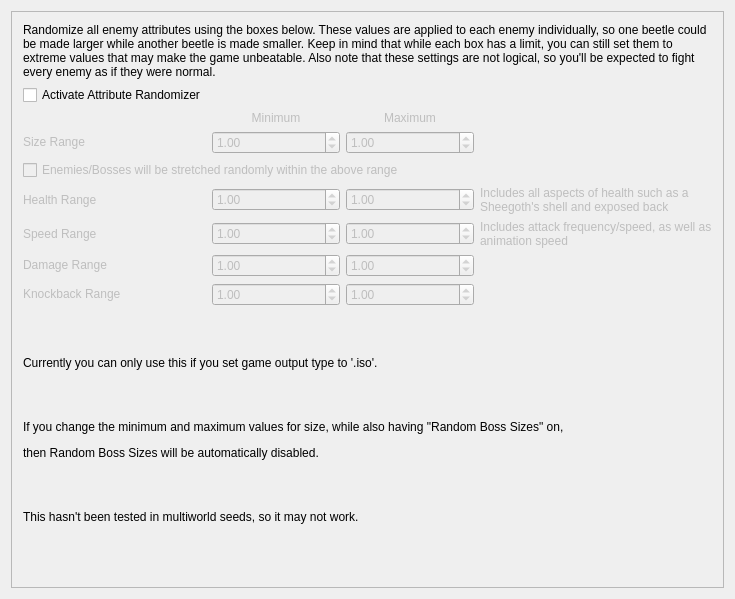
Before: the Qt Designer form randovania/gui/ui_files/preset_prime_enemy_stat_randomizer.ui in randovania/randovania, drawn with Qt 5.
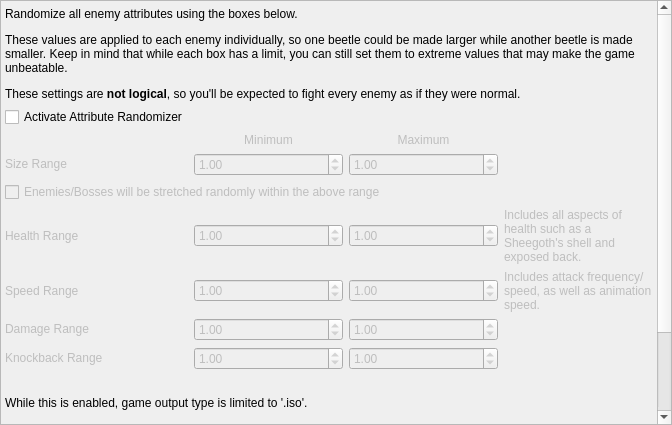
After: the same form once the commit is applied.

Commit message:
Improve usability of Enemy Attribute rando
* GUI improvements to look similar to other tabs
* Prevent using other output types, instead of erroring during patching

The edit to the form file:
```diff
--- a/randovania/gui/ui_files/preset_prime_enemy_stat_randomizer.ui
+++ b/randovania/gui/ui_files/preset_prime_enemy_stat_randomizer.ui
@@ -6,8 +6,8 @@
    <rect>
     <x>0</x>
     <y>0</y>
-    <width>735</width>
-    <height>599</height>
+    <width>672</width>
+    <height>425</height>
    </rect>
   </property>
   <property name="windowTitle">
@@ -21,6 +21,18 @@
     </size>
    </property>
    <layout class="QGridLayout" name="gridLayout">
+    <property name="leftMargin">
+     <number>0</number>
+    </property>
+    <property name="topMargin">
+     <number>0</number>
+    </property>
+    <property name="rightMargin">
+     <number>0</number>
+    </property>
+    <property name="bottomMargin">
+     <number>0</number>
+    </property>
     <item row="0" column="0">
      <widget class="QScrollArea" name="scroll_area">
       <property name="widgetResizable">
@@ -31,8 +43,8 @@
         <rect>
          <x>0</x>
          <y>0</y>
-         <width>698</width>
-         <height>606</height>
+         <width>670</width>
+         <height>423</height>
         </rect>
        </property>
        <property name="sizePolicy">
@@ -41,99 +53,31 @@
          <verstretch>0</verstretch>
         </sizepolicy>
        </property>
-       <layout class="QGridLayout" name="gridLayout_2">
-        <item row="7" column="0">
-         <widget class="QLabel" name="damage_attribute_label">
-          <property name="enabled">
-           <bool>false</bool>
+       <layout class="QGridLayout" name="scroll_area_layout">
+        <property name="leftMargin">
+         <number>4</number>
+        </property>
+        <property name="topMargin">
+         <number>6</number>
+        </property>
+        <property name="rightMargin">
+         <number>4</number>
+        </property>
+        <property name="bottomMargin">
+         <number>0</number>
+        </property>
+        <item row="11" column="0" colspan="4">
+         <spacer name="verticalSpacer">
+          <property name="orientation">
+           <enum>Qt::Vertical</enum>
           </property>
-          <property name="sizePolicy">
-           <sizepolicy hsizetype="Minimum" vsizetype="Fixed">
-            <horstretch>0</horstretch>
-            <verstretch>0</verstretch>
-           </sizepolicy>
-          </property>
-          <property name="maximumSize">
+          <property name="sizeHint" stdset="0">
            <size>
-            <width>16777215</width>
-            <height>16777215</height>
+            <width>20</width>
+            <height>52</height>
            </size>
           </property>
-          <property name="text">
-           <string>Damage Range</string>
-          </property>
-         </widget>
-        </item>
-        <item row="5" column="1">
-         <widget class="QDoubleSpinBox" name="range_health_low">
-          <property name="enabled">
-           <bool>false</bool>
-          </property>
-          <property name="sizePolicy">
-           <sizepolicy hsizetype="Minimum" vsizetype="Fixed">
-            <horstretch>0</horstretch>
-            <verstretch>0</verstretch>
-           </sizepolicy>
-          </property>
-          <property name="minimumSize">
-           <size>
-            <width>0</width>
-            <height>0</height>
-           </size>
-          </property>
-          <property name="maximumSize">
-           <size>
-            <width>16777215</width>
-            <height>16777215</height>
-           </size>
-          </property>
-          <property name="minimum">
-           <double>0.010000000000000</double>
-          </property>
-          <property name="maximum">
-           <double>1000.000000000000000</double>
-          </property>
-          <property name="singleStep">
-           <double>0.250000000000000</double>
-          </property>
-          <property name="value">
-           <double>1.000000000000000</double>
-          </property>
-         </widget>
-        </item>
-        <item row="6" column="1">
-         <widget class="QDoubleSpinBox" name="range_speed_low">
-          <property name="enabled">
-           <bool>false</bool>
-          </property>
-          <property name="sizePolicy">
-           <sizepolicy hsizetype="Minimum" vsizetype="Fixed">
-            <horstretch>0</horstretch>
-            <verstretch>0</verstretch>
-           </sizepolicy>
-          </property>
-          <property name="minimumSize">
-           <size>
-            <width>0</width>
-            <height>0</height>
-           </size>
-          </property>
-          <property name="maximumSize">
-           <size>
-            <width>16777215</width>
-            <height>16777215</height>
-           </size>
-          </property>
-          <property name="maximum">
-           <double>100.000000000000000</double>
-          </property>
-          <property name="singleStep">
-           <double>0.250000000000000</double>
-          </property>
-          <property name="value">
-           <double>1.000000000000000</double>
-          </property>
-         </widget>
+         </spacer>
         </item>
         <item row="7" column="2">
          <widget class="QDoubleSpinBox" name="range_damage_high">
@@ -169,6 +113,40 @@
           </property>
          </widget>
         </item>
+        <item row="8" column="1">
+         <widget class="QDoubleSpinBox" name="range_knockback_low">
+          <property name="enabled">
+           <bool>false</bool>
+          </property>
+          <property name="sizePolicy">
+           <sizepolicy hsizetype="Minimum" vsizetype="Fixed">
+            <horstretch>0</horstretch>
+            <verstretch>0</verstretch>
+           </sizepolicy>
+          </property>
+          <property name="minimumSize">
+           <size>
+            <width>0</width>
+            <height>0</height>
+           </size>
+          </property>
+          <property name="maximumSize">
+           <size>
+            <width>16777215</width>
+            <height>16777215</height>
+           </size>
+          </property>
+          <property name="maximum">
+           <double>1000.000000000000000</double>
+          </property>
+          <property name="singleStep">
+           <double>0.250000000000000</double>
+          </property>
+          <property name="value">
+           <double>1.000000000000000</double>
+          </property>
+         </widget>
+        </item>
         <item row="3" column="2">
          <widget class="QDoubleSpinBox" name="range_scale_high">
           <property name="enabled">
@@ -206,41 +184,16 @@
           </property>
          </widget>
         </item>
-        <item row="0" column="0" colspan="4">
-         <widget class="QLabel" name="enemy_stat_randomizer_description">
-          <property name="sizePolicy">
-           <sizepolicy hsizetype="Preferred" vsizetype="Preferred">
-            <horstretch>0</horstretch>
-            <verstretch>0</verstretch>
-           </sizepolicy>
-          </property>
-          <property name="maximumSize">
-           <size>
-            <width>16777215</width>
-            <height>16777215</height>
-           </size>
-          </property>
+        <item row="10" column="0" colspan="4">
+         <widget class="QLabel" name="label_4">
           <property name="text">
-           <string>&lt;html&gt;&lt;head/&gt;&lt;body&gt;&lt;p&gt;Randomize all enemy attributes using the boxes below. These values are applied to each enemy individually, so one beetle could be made larger while another beetle is made smaller. Keep in mind that while each box has a limit, you can still set them to extreme values that may make the game unbeatable. Also note that these settings are not logical, so you'll be expected to fight every enemy as if they were normal.&lt;/p&gt;&lt;/body&gt;&lt;/html&gt;</string>
+           <string>&lt;html&gt;&lt;head/&gt;&lt;body&gt;&lt;p&gt;While this is enabled, game output type is limited to '.iso'.&lt;/p&gt;&lt;p&gt;If you change the minimum and maximum values for size, while also having &amp;quot;Random Boss Sizes&amp;quot; on, then Random Boss Sizes will be automatically disabled.&lt;/p&gt;&lt;p&gt;This hasn't been tested with multiworld, so take care.&lt;/p&gt;&lt;/body&gt;&lt;/html&gt;</string>
           </property>
           <property name="wordWrap">
            <bool>true</bool>
           </property>
          </widget>
         </item>
-        <item row="14" column="0" colspan="4">
-         <spacer name="verticalSpacer_4">
-          <property name="orientation">
-           <enum>Qt::Vertical</enum>
-          </property>
-          <property name="sizeHint" stdset="0">
-           <size>
-            <width>20</width>
-            <height>40</height>
-           </size>
-          </property>
-         </spacer>
-        </item>
         <item row="5" column="3">
          <widget class="QLabel" name="label">
           <property name="enabled">
@@ -259,8 +212,10 @@
            </size>
           </property>
           <property name="text">
-           <string>Includes all aspects of health such as a 
-Sheegoth's shell and exposed back</string>
+           <string>&lt;html&gt;&lt;head/&gt;&lt;body&gt;&lt;p&gt;Includes all aspects of health such as a Sheegoth's shell and exposed back.&lt;/p&gt;&lt;/body&gt;&lt;/html&gt;</string>
+          </property>
+          <property name="wordWrap">
+           <bool>true</bool>
           </property>
          </widget>
         </item>
@@ -286,8 +241,8 @@
           </property>
          </widget>
         </item>
-        <item row="6" column="0">
-         <widget class="QLabel" name="speed_attribute_label">
+        <item row="7" column="0">
+         <widget class="QLabel" name="damage_attribute_label">
           <property name="enabled">
            <bool>false</bool>
           </property>
@@ -304,99 +259,7 @@
            </size>
           </property>
           <property name="text">
-           <string>Speed Range</string>
-          </property>
-         </widget>
-        </item>
-        <item row="16" column="0" colspan="4">
-         <spacer name="verticalSpacer">
-          <property name="orientation">
-           <enum>Qt::Vertical</enum>
-          </property>
-          <property name="sizeHint" stdset="0">
-           <size>
-            <width>20</width>
-            <height>52</height>
-           </size>
-          </property>
-         </spacer>
-        </item>
-        <item row="15" column="0" colspan="4">
-         <widget class="QLabel" name="label_5">
-          <property name="text">
-           <string>&lt;html&gt;&lt;head/&gt;&lt;body&gt;&lt;p&gt;This hasn't been tested in multiworld seeds, so it may not work.&lt;/p&gt;&lt;/body&gt;&lt;/html&gt;</string>
-          </property>
-         </widget>
-        </item>
-        <item row="2" column="1">
-         <widget class="QLabel" name="minimum_label">
-          <property name="enabled">
-           <bool>false</bool>
-          </property>
-          <property name="sizePolicy">
-           <sizepolicy hsizetype="Minimum" vsizetype="Fixed">
-            <horstretch>0</horstretch>
-            <verstretch>0</verstretch>
-           </sizepolicy>
-          </property>
-          <property name="minimumSize">
-           <size>
-            <width>0</width>
-            <height>0</height>
-           </size>
-          </property>
-          <property name="text">
-           <string>&lt;html&gt;&lt;head/&gt;&lt;body&gt;&lt;p align=&quot;center&quot;&gt;Minimum&lt;/p&gt;&lt;/body&gt;&lt;/html&gt;</string>
-          </property>
-         </widget>
-        </item>
-        <item row="9" column="0" colspan="4">
-         <spacer name="verticalSpacer_2">
-          <property name="orientation">
-           <enum>Qt::Vertical</enum>
-          </property>
-          <property name="sizeHint" stdset="0">
-           <size>
-            <width>20</width>
-            <height>40</height>
-           </size>
-          </property>
-         </spacer>
-        </item>
-        <item row="5" column="2">
-         <widget class="QDoubleSpinBox" name="range_health_high">
-          <property name="enabled">
-           <bool>false</bool>
-          </property>
-          <property name="sizePolicy">
-           <sizepolicy hsizetype="Minimum" vsizetype="Fixed">
-            <horstretch>0</horstretch>
-            <verstretch>0</verstretch>
-           </sizepolicy>
-          </property>
-          <property name="minimumSize">
-           <size>
-            <width>0</width>
-            <height>0</height>
-           </size>
-          </property>
-          <property name="maximumSize">
-           <size>
-            <width>16777215</width>
-            <height>16777215</height>
-           </size>
-          </property>
-          <property name="minimum">
-           <double>0.010000000000000</double>
-          </property>
-          <property name="maximum">
-           <double>1000.000000000000000</double>
-          </property>
-          <property name="singleStep">
-           <double>0.250000000000000</double>
-          </property>
-          <property name="value">
-           <double>1.000000000000000</double>
+           <string>Damage Range</string>
           </property>
          </widget>
         </item>
@@ -422,20 +285,13 @@
           </property>
          </widget>
         </item>
-        <item row="10" column="0" rowspan="2" colspan="4">
-         <widget class="QLabel" name="label_3">
-          <property name="text">
-           <string>&lt;html&gt;&lt;head/&gt;&lt;body&gt;&lt;p&gt;Currently you can only use this if you set game output type to '.iso'.&lt;/p&gt;&lt;/body&gt;&lt;/html&gt;</string>
-          </property>
-         </widget>
-        </item>
-        <item row="6" column="2">
-         <widget class="QDoubleSpinBox" name="range_speed_high">
+        <item row="6" column="3">
+         <widget class="QLabel" name="label_2">
           <property name="enabled">
            <bool>false</bool>
           </property>
           <property name="sizePolicy">
-           <sizepolicy hsizetype="Minimum" vsizetype="Fixed">
+           <sizepolicy hsizetype="Preferred" vsizetype="Preferred">
             <horstretch>0</horstretch>
             <verstretch>0</verstretch>
            </sizepolicy>
@@ -446,55 +302,11 @@
             <height>0</height>
            </size>
           </property>
-          <property name="maximumSize">
-           <size>
-            <width>16777215</width>
-            <height>16777215</height>
-           </size>
-          </property>
-          <property name="maximum">
-           <double>100.000000000000000</double>
-          </property>
-          <property name="singleStep">
-           <double>0.250000000000000</double>
-          </property>
-          <property name="value">
-           <double>1.000000000000000</double>
-          </property>
-         </widget>
-        </item>
-        <item row="12" column="0" colspan="4">
-         <spacer name="verticalSpacer_3">
-          <property name="orientation">
-           <enum>Qt::Vertical</enum>
-          </property>
-          <property name="sizeHint" stdset="0">
-           <size>
-            <width>20</width>
-            <height>40</height>
-           </size>
-          </property>
-         </spacer>
-        </item>
-        <item row="2" column="2">
-         <widget class="QLabel" name="maximum_label">
-          <property name="enabled">
-           <bool>false</bool>
-          </property>
-          <property name="sizePolicy">
-           <sizepolicy hsizetype="Minimum" vsizetype="Fixed">
-            <horstretch>0</horstretch>
-            <verstretch>0</verstretch>
-           </sizepolicy>
-          </property>
-          <property name="minimumSize">
-           <size>
-            <width>0</width>
-            <height>0</height>
-           </size>
-          </property>
           <property name="text">
-           <string>&lt;html&gt;&lt;head/&gt;&lt;body&gt;&lt;p align=&quot;center&quot;&gt;Maximum&lt;/p&gt;&lt;/body&gt;&lt;/html&gt;</string>
+           <string>&lt;html&gt;&lt;head/&gt;&lt;body&gt;&lt;p&gt;Includes attack frequency/speed, as well as animation speed.&lt;/p&gt;&lt;/body&gt;&lt;/html&gt;</string>
+          </property>
+          <property name="wordWrap">
+           <bool>true</bool>
           </property>
          </widget>
         </item>
@@ -532,57 +344,6 @@
           </property>
          </widget>
         </item>
-        <item row="8" column="1">
-         <widget class="QDoubleSpinBox" name="range_knockback_low">
-          <property name="enabled">
-           <bool>false</bool>
-          </property>
-          <property name="sizePolicy">
-           <sizepolicy hsizetype="Minimum" vsizetype="Fixed">
-            <horstretch>0</horstretch>
-            <verstretch>0</verstretch>
-           </sizepolicy>
-          </property>
-          <property name="minimumSize">
-           <size>
-            <width>0</width>
-            <height>0</height>
-           </size>
-          </property>
-          <property name="maximumSize">
-           <size>
-            <width>16777215</width>
-            <height>16777215</height>
-           </size>
-          </property>
-          <property name="maximum">
-           <double>1000.000000000000000</double>
-          </property>
-          <property name="singleStep">
-           <double>0.250000000000000</double>
-          </property>
-          <property name="value">
-           <double>1.000000000000000</double>
-          </property>
-         </widget>
-        </item>
-        <item row="13" column="0" colspan="4">
-         <widget class="QLabel" name="label_4">
-          <property name="text">
-           <string>&lt;html&gt;&lt;head/&gt;&lt;body&gt;&lt;p&gt;If you change the minimum and maximum values for size, while also having &amp;quot;Random Boss Sizes&amp;quot; on,&lt;/p&gt;&lt;p&gt;then Random Boss Sizes will be automatically disabled.&lt;/p&gt;&lt;/body&gt;&lt;/html&gt;</string>
-          </property>
-         </widget>
-        </item>
-        <item row="4" column="0" colspan="3">
-         <widget class="QCheckBox" name="diff_xyz">
-          <property name="enabled">
-           <bool>false</bool>
-          </property>
-          <property name="text">
-           <string>Enemies/Bosses will be stretched randomly within the above range</string>
-          </property>
-         </widget>
-        </item>
         <item row="5" column="0">
          <widget class="QLabel" name="health_attribute_label">
           <property name="enabled">
@@ -605,43 +366,6 @@
           </property>
          </widget>
         </item>
-        <item row="3" column="1">
-         <widget class="QDoubleSpinBox" name="range_scale_low">
-          <property name="enabled">
-           <bool>false</bool>
-          </property>
-          <property name="sizePolicy">
-           <sizepolicy hsizetype="Minimum" vsizetype="Fixed">
-            <horstretch>0</horstretch>
-            <verstretch>0</verstretch>
-           </sizepolicy>
-          </property>
-          <property name="minimumSize">
-           <size>
-            <width>0</width>
-            <height>0</height>
-           </size>
-          </property>
-          <property name="maximumSize">
-           <size>
-            <width>16777215</width>
-            <height>16777215</height>
-           </size>
-          </property>
-          <property name="minimum">
-           <double>0.010000000000000</double>
-          </property>
-          <property name="maximum">
-           <double>25.000000000000000</double>
-          </property>
-          <property name="singleStep">
-           <double>0.250000000000000</double>
-          </property>
-          <property name="value">
-           <double>1.000000000000000</double>
-          </property>
-         </widget>
-        </item>
         <item row="7" column="1">
          <widget class="QDoubleSpinBox" name="range_damage_low">
           <property name="enabled">
@@ -676,13 +400,13 @@
           </property>
          </widget>
         </item>
-        <item row="6" column="3">
-         <widget class="QLabel" name="label_2">
+        <item row="2" column="2">
+         <widget class="QLabel" name="maximum_label">
           <property name="enabled">
            <bool>false</bool>
           </property>
           <property name="sizePolicy">
-           <sizepolicy hsizetype="Preferred" vsizetype="Preferred">
+           <sizepolicy hsizetype="Minimum" vsizetype="Fixed">
             <horstretch>0</horstretch>
             <verstretch>0</verstretch>
            </sizepolicy>
@@ -694,8 +418,54 @@
            </size>
           </property>
           <property name="text">
-           <string>Includes attack frequency/speed, as well as 
-animation speed</string>
+           <string>&lt;html&gt;&lt;head/&gt;&lt;body&gt;&lt;p align=&quot;center&quot;&gt;Maximum&lt;/p&gt;&lt;/body&gt;&lt;/html&gt;</string>
+          </property>
+         </widget>
+        </item>
+        <item row="4" column="0" colspan="3">
+         <widget class="QCheckBox" name="diff_xyz">
+          <property name="enabled">
+           <bool>false</bool>
+          </property>
+          <property name="text">
+           <string>Enemies/Bosses will be stretched randomly within the above range</string>
+          </property>
+         </widget>
+        </item>
+        <item row="5" column="2">
+         <widget class="QDoubleSpinBox" name="range_health_high">
+          <property name="enabled">
+           <bool>false</bool>
+          </property>
+          <property name="sizePolicy">
+           <sizepolicy hsizetype="Minimum" vsizetype="Fixed">
+            <horstretch>0</horstretch>
+            <verstretch>0</verstretch>
+           </sizepolicy>
+          </property>
+          <property name="minimumSize">
+           <size>
+            <width>0</width>
+            <height>0</height>
+           </size>
+          </property>
+          <property name="maximumSize">
+           <size>
+            <width>16777215</width>
+            <height>16777215</height>
+           </size>
+          </property>
+          <property name="minimum">
+           <double>0.010000000000000</double>
+          </property>
+          <property name="maximum">
+           <double>1000.000000000000000</double>
+          </property>
+          <property name="singleStep">
+           <double>0.250000000000000</double>
+          </property>
+          <property name="value">
+           <double>1.000000000000000</double>
           </property>
          </widget>
         </item>
@@ -706,6 +476,230 @@
           </property>
          </widget>
         </item>
+        <item row="6" column="2">
+         <widget class="QDoubleSpinBox" name="range_speed_high">
+          <property name="enabled">
+           <bool>false</bool>
+          </property>
+          <property name="sizePolicy">
+           <sizepolicy hsizetype="Minimum" vsizetype="Fixed">
+            <horstretch>0</horstretch>
+            <verstretch>0</verstretch>
+           </sizepolicy>
+          </property>
+          <property name="minimumSize">
+           <size>
+            <width>0</width>
+            <height>0</height>
+           </size>
+          </property>
+          <property name="maximumSize">
+           <size>
+            <width>16777215</width>
+            <height>16777215</height>
+           </size>
+          </property>
+          <property name="maximum">
+           <double>100.000000000000000</double>
+          </property>
+          <property name="singleStep">
+           <double>0.250000000000000</double>
+          </property>
+          <property name="value">
+           <double>1.000000000000000</double>
+          </property>
+         </widget>
+        </item>
+        <item row="5" column="1">
+         <widget class="QDoubleSpinBox" name="range_health_low">
+          <property name="enabled">
+           <bool>false</bool>
+          </property>
+          <property name="sizePolicy">
+           <sizepolicy hsizetype="Minimum" vsizetype="Fixed">
+            <horstretch>0</horstretch>
+            <verstretch>0</verstretch>
+           </sizepolicy>
+          </property>
+          <property name="minimumSize">
+           <size>
+            <width>0</width>
+            <height>0</height>
+           </size>
+          </property>
+          <property name="maximumSize">
+           <size>
+            <width>16777215</width>
+            <height>16777215</height>
+           </size>
+          </property>
+          <property name="minimum">
+           <double>0.010000000000000</double>
+          </property>
+          <property name="maximum">
+           <double>1000.000000000000000</double>
+          </property>
+          <property name="singleStep">
+           <double>0.250000000000000</double>
+          </property>
+          <property name="value">
+           <double>1.000000000000000</double>
+          </property>
+         </widget>
+        </item>
+        <item row="6" column="1">
+         <widget class="QDoubleSpinBox" name="range_speed_low">
+          <property name="enabled">
+           <bool>false</bool>
+          </property>
+          <property name="sizePolicy">
+           <sizepolicy hsizetype="Minimum" vsizetype="Fixed">
+            <horstretch>0</horstretch>
+            <verstretch>0</verstretch>
+           </sizepolicy>
+          </property>
+          <property name="minimumSize">
+           <size>
+            <width>0</width>
+            <height>0</height>
+           </size>
+          </property>
+          <property name="maximumSize">
+           <size>
+            <width>16777215</width>
+            <height>16777215</height>
+           </size>
+          </property>
+          <property name="maximum">
+           <double>100.000000000000000</double>
+          </property>
+          <property name="singleStep">
+           <double>0.250000000000000</double>
+          </property>
+          <property name="value">
+           <double>1.000000000000000</double>
+          </property>
+         </widget>
+        </item>
+        <item row="6" column="0">
+         <widget class="QLabel" name="speed_attribute_label">
+          <property name="enabled">
+           <bool>false</bool>
+          </property>
+          <property name="sizePolicy">
+           <sizepolicy hsizetype="Minimum" vsizetype="Fixed">
+            <horstretch>0</horstretch>
+            <verstretch>0</verstretch>
+           </sizepolicy>
+          </property>
+          <property name="maximumSize">
+           <size>
+            <width>16777215</width>
+            <height>16777215</height>
+           </size>
+          </property>
+          <property name="text">
+           <string>Speed Range</string>
+          </property>
+         </widget>
+        </item>
+        <item row="3" column="1">
+         <widget class="QDoubleSpinBox" name="range_scale_low">
+          <property name="enabled">
+           <bool>false</bool>
+          </property>
+          <property name="sizePolicy">
+           <sizepolicy hsizetype="Minimum" vsizetype="Fixed">
+            <horstretch>0</horstretch>
+            <verstretch>0</verstretch>
+           </sizepolicy>
+          </property>
+          <property name="minimumSize">
+           <size>
+            <width>0</width>
+            <height>0</height>
+           </size>
+          </property>
+          <property name="maximumSize">
+           <size>
+            <width>16777215</width>
+            <height>16777215</height>
+           </size>
+          </property>
+          <property name="minimum">
+           <double>0.010000000000000</double>
+          </property>
+          <property name="maximum">
+           <double>25.000000000000000</double>
+          </property>
+          <property name="singleStep">
+           <double>0.250000000000000</double>
+          </property>
+          <property name="value">
+           <double>1.000000000000000</double>
+          </property>
+         </widget>
+        </item>
+        <item row="0" column="0" colspan="4">
+         <widget class="QLabel" name="enemy_stat_randomizer_description">
+          <property name="sizePolicy">
+           <sizepolicy hsizetype="Preferred" vsizetype="Preferred">
+            <horstretch>0</horstretch>
+            <verstretch>0</verstretch>
+           </sizepolicy>
+          </property>
+          <property name="maximumSize">
+           <size>
+            <width>16777215</width>
+            <height>16777215</height>
+           </size>
+          </property>
+          <property name="text">
+           <string>&lt;html&gt;&lt;head/&gt;&lt;body&gt;&lt;p&gt;Randomize all enemy attributes using the boxes below.&lt;/p&gt;&lt;p&gt;These values are applied to each enemy individually, so one beetle could be made larger while another beetle is made smaller. Keep in mind that while each box has a limit, you can still set them to extreme values that may make the game unbeatable. &lt;/p&gt;&lt;p&gt;These settings are &lt;span style=&quot; font-weight:700;&quot;&gt;not logical&lt;/span&gt;, so you'll be expected to fight every enemy as if they were normal.&lt;/p&gt;&lt;/body&gt;&lt;/html&gt;</string>
+          </property>
+          <property name="wordWrap">
+           <bool>true</bool>
+          </property>
+         </widget>
+        </item>
+        <item row="2" column="1">
+         <widget class="QLabel" name="minimum_label">
+          <property name="enabled">
+           <bool>false</bool>
+          </property>
+          <property name="sizePolicy">
+           <sizepolicy hsizetype="Minimum" vsizetype="Fixed">
+            <horstretch>0</horstretch>
+            <verstretch>0</verstretch>
+           </sizepolicy>
+          </property>
+          <property name="minimumSize">
+           <size>
+            <width>0</width>
+            <height>0</height>
+           </size>
+          </property>
+          <property name="text">
+           <string>&lt;html&gt;&lt;head/&gt;&lt;body&gt;&lt;p align=&quot;center&quot;&gt;Minimum&lt;/p&gt;&lt;/body&gt;&lt;/html&gt;</string>
+          </property>
+         </widget>
+        </item>
+        <item row="9" column="0" colspan="4">
+         <spacer name="verticalSpacer_2">
+          <property name="orientation">
+           <enum>Qt::Vertical</enum>
+          </property>
+          <property name="sizeType">
+           <enum>QSizePolicy::Fixed</enum>
+          </property>
+          <property name="sizeHint" stdset="0">
+           <size>
+            <width>20</width>
+            <height>20</height>
+           </size>
+          </property>
+         </spacer>
+        </item>
        </layout>
       </widget>
      </widget>
```
The commit also changes 3 other files.
